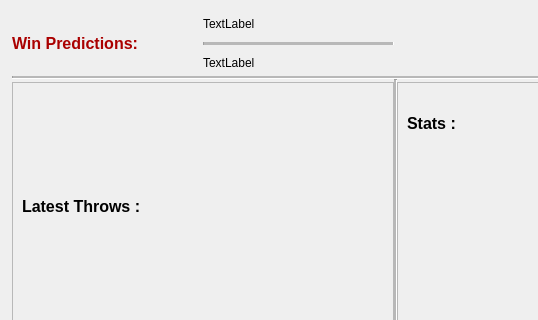
The window that audienceview.ui (dartbois/CombinedDarts) describes before a commit, drawn with Qt 5; both pictures show x 0 to 538 and y 0 to 320 of the 1384 by 834 pixel window.
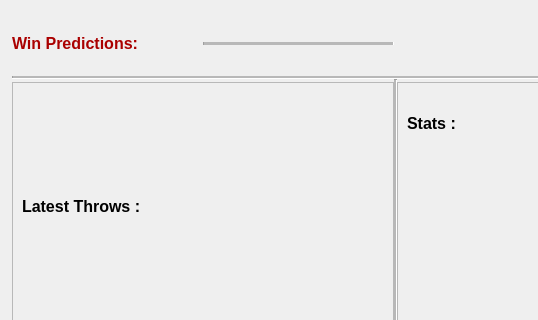
The same window after the commit. Icons and pictures are not drawn.

Diff of the .ui file:
```diff
--- a/audienceview.ui
+++ b/audienceview.ui
@@ -127,7 +127,7 @@
    <item row="3" column="1">
     <widget class="QLabel" name="label_5">
      <property name="text">
-      <string>TextLabel</string>
+      <string/>
      </property>
     </widget>
    </item>
@@ -227,7 +227,7 @@
    <item row="5" column="1">
     <widget class="QLabel" name="label_4">
      <property name="text">
-      <string>TextLabel</string>
+      <string/>
      </property>
     </widget>
    </item>
```
